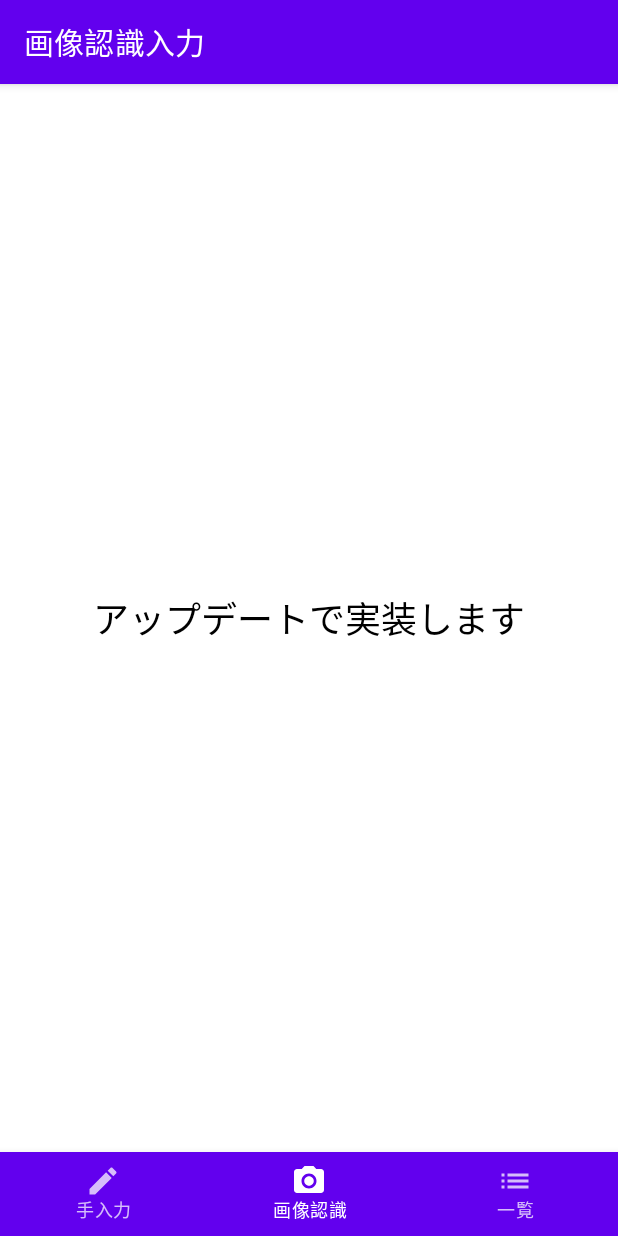
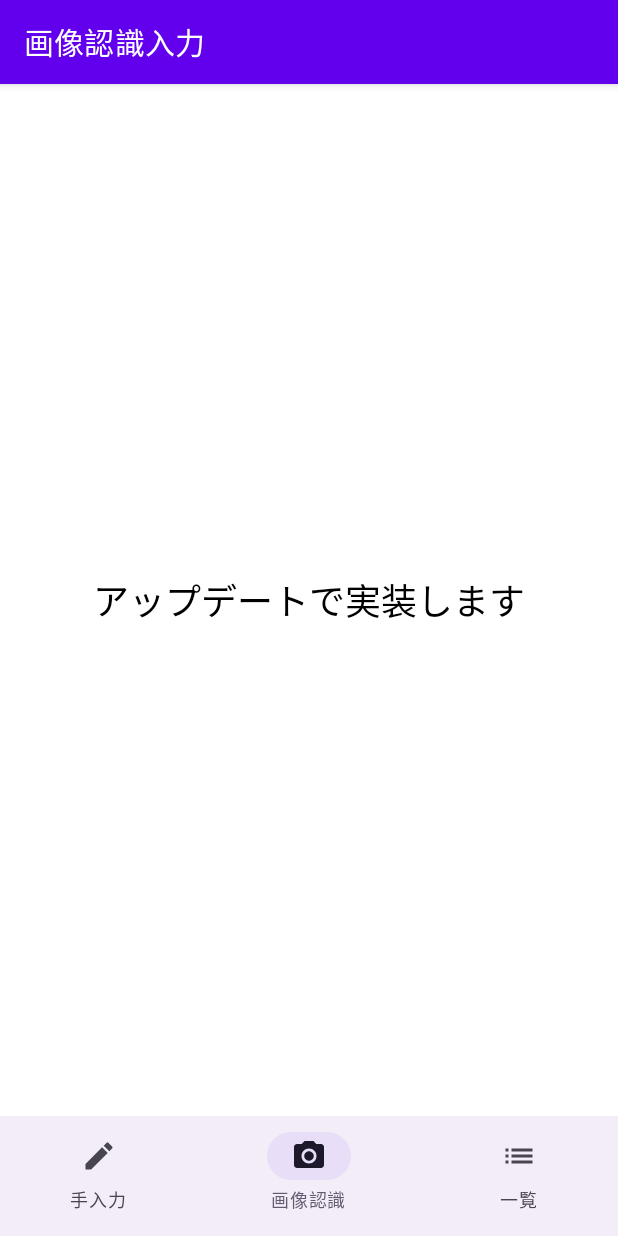
Before and after one commit to Nemukemo/DELDELRecord, an Android app built with Jetpack Compose: the screen it shows after launch (MainActivity), item 2 of the bottom bar chosen, on a phone screen of 412 x 824 dp. Run offline under Robolectric (Android 15) with nearby library versions, the phone set to English and light mode, and no system bars; our stand-ins replace Room's generated code.

Commit message:
ナビゲーションバーの実装を完了しますた

```diff
--- a/app/src/main/AndroidManifest.xml
+++ b/app/src/main/AndroidManifest.xml
@@ -14,6 +14,7 @@
         tools:targetApi="31">
         <activity
             android:name=".MainActivity"
+            android:windowSoftInputMode="adjustResize"
             android:exported="true"
             android:label="@string/app_name"
             android:theme="@style/Theme.DELDELRecord">
--- a/app/src/main/java/com/example/deldelrecord/MainActivity.kt
+++ b/app/src/main/java/com/example/deldelrecord/MainActivity.kt
@@ -3,10 +3,13 @@ package com.example.deldelrecord
 import android.os.Bundle
 import androidx.activity.ComponentActivity
 import androidx.activity.compose.setContent
+import androidx.activity.enableEdgeToEdge
+import androidx.compose.runtime.internal.enableLiveLiterals
 import com.example.deldelrecord.ui.BottomNavScreen
 
 class MainActivity : ComponentActivity() {
     override fun onCreate(savedInstanceState: Bundle?) {
+        enableEdgeToEdge()
         super.onCreate(savedInstanceState)
         setContent {
             BottomNavScreen()
--- a/app/src/main/java/com/example/deldelrecord/ui/BottomNavScreen.kt
+++ b/app/src/main/java/com/example/deldelrecord/ui/BottomNavScreen.kt
@@ -1,23 +1,31 @@
 package com.example.deldelrecord.ui
 
 import androidx.compose.foundation.layout.padding
-import androidx.compose.material.*
-import androidx.compose.material.icons.filled.PhotoCamera  // ← これを追加！
 import androidx.compose.material.icons.Icons
 import androidx.compose.material.icons.filled.Edit
 import androidx.compose.material.icons.filled.List
-import androidx.compose.runtime.*
+import androidx.compose.material.icons.filled.PhotoCamera
+import androidx.compose.material3.Icon
+import androidx.compose.material3.NavigationBar
+import androidx.compose.material3.NavigationBarItem
+import androidx.compose.material3.Scaffold
+import androidx.compose.material3.Text
+import androidx.compose.runtime.Composable
+import androidx.compose.ui.Modifier
 import androidx.compose.ui.graphics.vector.ImageVector
 import androidx.navigation.NavGraph.Companion.findStartDestination
-import androidx.navigation.compose.*
+import androidx.navigation.compose.NavHost
+import androidx.navigation.compose.composable
+import androidx.navigation.compose.currentBackStackEntryAsState
+import androidx.navigation.compose.rememberNavController
 import com.example.deldelrecord.ui.screens.ExpenseInputScreen
+import com.example.deldelrecord.ui.screens.ExpenseListScreen
 import com.example.deldelrecord.ui.screens.RecognitionScreen
-import com.example.deldelrecord.ui.screens.ExpenseListScreen
 
 // BottomNav用の画面定義
 sealed class BottomNavItem(val route: String, val label: String, val icon: ImageVector) {
     object Input : BottomNavItem("input", "手入力", Icons.Filled.Edit)
-    object Recognition : BottomNavItem("recognition", "画像認識", Icons.Filled.PhotoCamera)  // ← 修正！
+    object Recognition : BottomNavItem("recognition", "画像認識", Icons.Filled.PhotoCamera)
     object List : BottomNavItem("list", "一覧", Icons.Filled.List)
 }
 
@@ -34,19 +42,18 @@ fun BottomNavScreen() {
 
     Scaffold(
         bottomBar = {
-            BottomNavigation {
-                val currentDestination = navController.currentBackStackEntryAsState().value?.destination
+            NavigationBar {
+                val currentRoute = navController.currentBackStackEntryAsState().value?.destination?.route
+
+                // リストを直接ループする
                 bottomNavItems.forEach { screen ->
-                    BottomNavigationItem(
-                        icon = { Icon(screen.icon, contentDescription = screen.label) },
+                    NavigationBarItem(
+                        icon = { Icon(screen.icon, contentDescription = null) },
                         label = { Text(screen.label) },
-                        selected = currentDestination?.route == screen.route,
+                        selected = currentRoute == screen.route,
                         onClick = {
                             navController.navigate(screen.route) {
-                                // 同じ画面を再選択してもBackStackを再生成しないようにする
-                                popUpTo(navController.graph.findStartDestination().id) {
-                                    saveState = true
-                                }
+                                popUpTo(navController.graph.findStartDestination().id) { saveState = true }
                                 launchSingleTop = true
                                 restoreState = true
                             }
@@ -59,7 +66,7 @@ fun BottomNavScreen() {
         NavHost(
             navController = navController,
             startDestination = BottomNavItem.Input.route,
-            modifier = androidx.compose.ui.Modifier.padding(innerPadding)
+            modifier = Modifier.padding(innerPadding)
         ) {
             composable(BottomNavItem.Input.route) { ExpenseInputScreen(navController) }
             composable(BottomNavItem.Recognition.route) { RecognitionScreen() }
```
